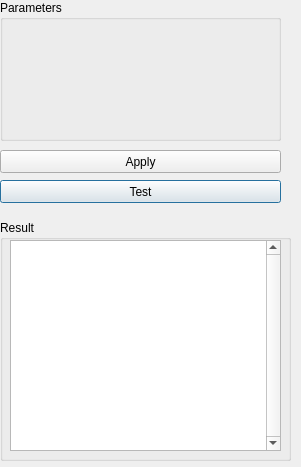
Above: source/Goldenberry/widgets/Optimization/GbBmdaWidget.ui from narg95/goldenberry before the change. Below: the same form after it.
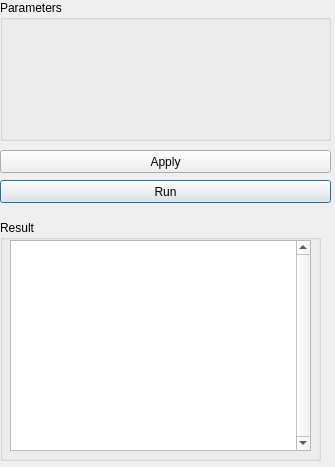
That is the form after the change.

Commit message: widgets caption changed.  Test to Run

What changed in the file:
```diff
--- a/source/Goldenberry/widgets/Optimization/GbBmdaWidget.ui
+++ b/source/Goldenberry/widgets/Optimization/GbBmdaWidget.ui
@@ -10,7 +10,7 @@
    <rect>
     <x>0</x>
     <y>0</y>
-    <width>301</width>
+    <width>335</width>
     <height>467</height>
    </rect>
   </property>
@@ -22,7 +22,7 @@
     <rect>
      <x>0</x>
      <y>0</y>
-     <width>281</width>
+     <width>331</width>
      <height>141</height>
     </rect>
    </property>
@@ -41,7 +41,7 @@
     <rect>
      <x>0</x>
      <y>220</y>
-     <width>291</width>
+     <width>321</width>
      <height>241</height>
     </rect>
    </property>
@@ -53,7 +53,7 @@
      <rect>
       <x>10</x>
       <y>20</y>
-      <width>271</width>
+      <width>301</width>
       <height>211</height>
      </rect>
     </property>
@@ -67,12 +67,12 @@
     <rect>
      <x>0</x>
      <y>180</y>
-     <width>281</width>
+     <width>331</width>
      <height>23</height>
     </rect>
    </property>
    <property name="text">
-    <string>Test</string>
+    <string>Run</string>
    </property>
   </widget>
   <widget class="QPushButton" name="applyButton">
@@ -80,7 +80,7 @@
     <rect>
      <x>0</x>
      <y>150</y>
-     <width>281</width>
+     <width>331</width>
      <height>23</height>
     </rect>
    </property>
```
The commit also changes 16 other files.
